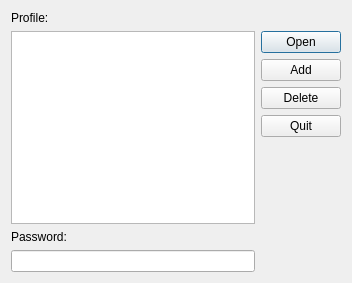
ankitects/anki, file designer/profiles.ui: the form before one commit.
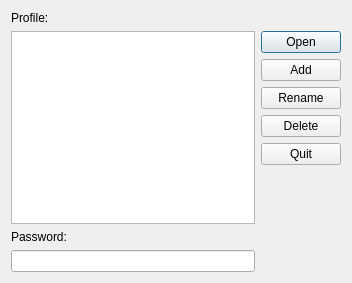
The form after the commit.

Commit message: profile renaming

Patch:
```diff
--- a/designer/profiles.ui
+++ b/designer/profiles.ui
@@ -60,6 +60,13 @@
          </property>
         </widget>
        </item>
+       <item>
+        <widget class="QPushButton" name="rename">
+         <property name="text">
+          <string>Rename</string>
+         </property>
+        </widget>
+       </item>
        <item>
         <widget class="QPushButton" name="delete_2">
          <property name="text">
```
Left out of the diff: 9 changed lines with no effect on the pictures. The commit also changes 2 other files.
